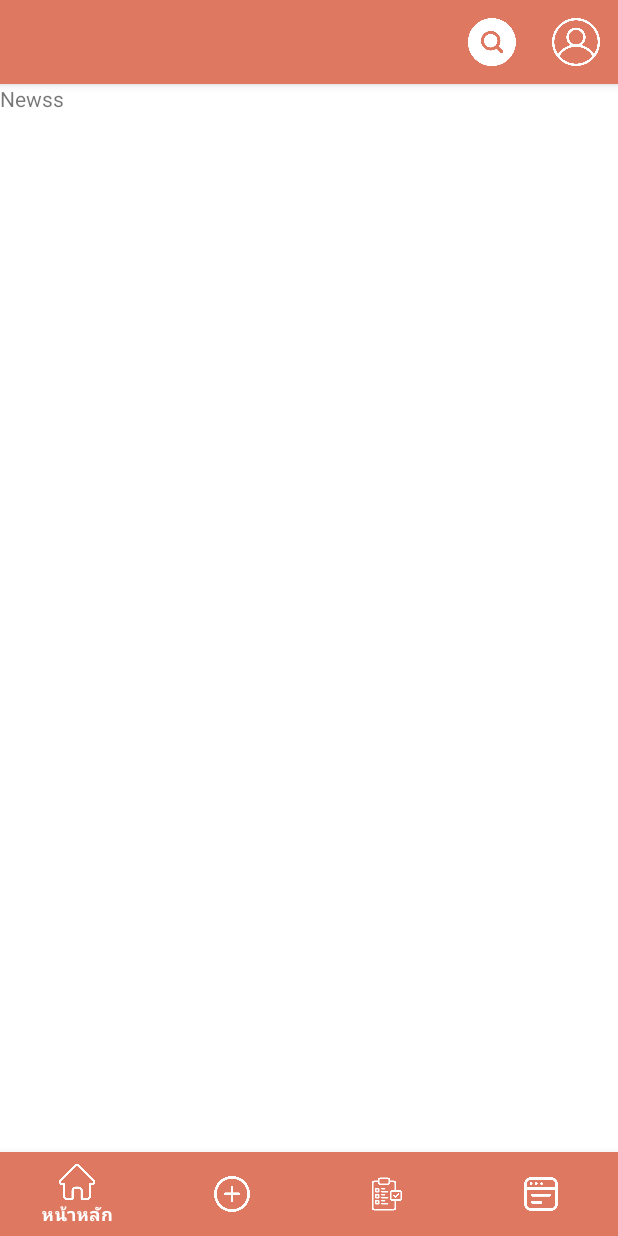
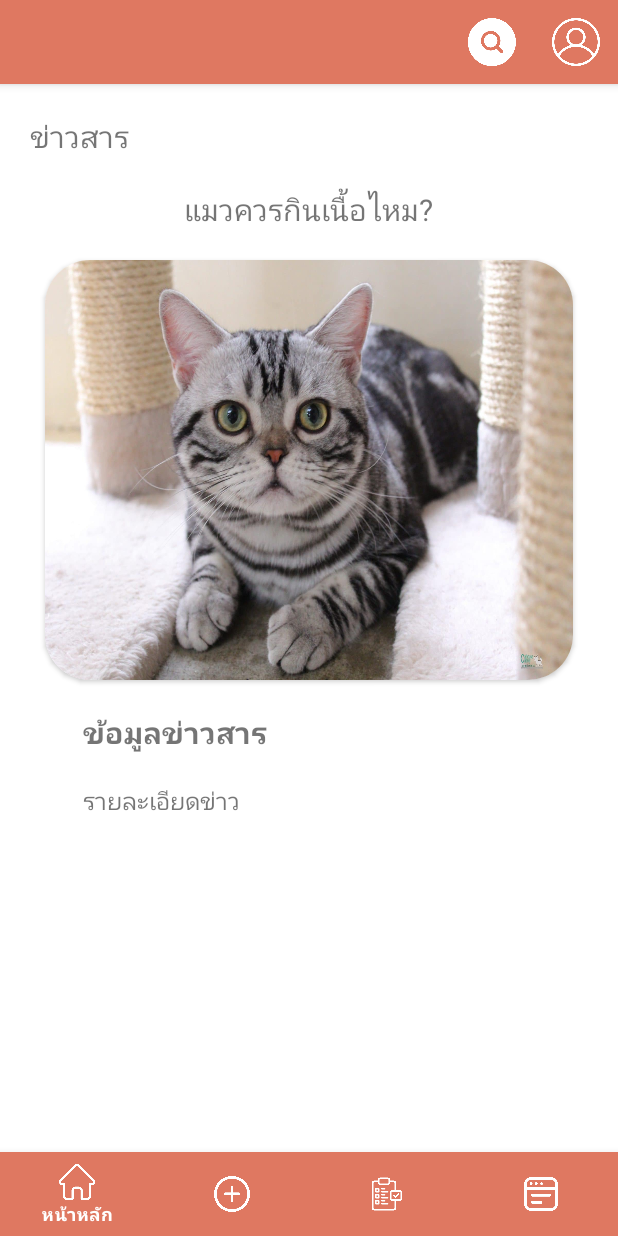
Before and after one commit to chaiyodcymg/koltin_mobile, an Android app: the fragment NewsFragment placed in its activity, on a phone screen of 412 x 824 dp. Run offline under Robolectric (Android 15) with nearby library versions, the phone set to English and light mode, and no system bars; pictures from the network do not load; 1 statement that could not run was skipped.

Commit message:
news page

```diff
--- a/app/src/main/res/layout/fragment_news.xml
+++ b/app/src/main/res/layout/fragment_news.xml
@@ -4,20 +4,70 @@
     android:layout_width="match_parent"
     android:layout_height="match_parent"
     tools:context=".NewsFragment">
+    <RelativeLayout
+        android:layout_width="match_parent"
+        android:layout_height="match_parent">
+    <TextView
+        android:id="@+id/newstext"
+        android:layout_width="wrap_content"
+        android:layout_height="wrap_content"
+        android:text="ข่าวสาร"
+        android:layout_marginLeft="20dp"
+        android:textSize="20sp"
+        android:layout_marginTop="20dp"
+        />
+        <TextView
+            android:id="@+id/newstitle"
+            android:layout_width="wrap_content"
+            android:layout_height="wrap_content"
+            android:text="แมวควรกินเนื้อไหม?"
+            android:layout_marginLeft="20dp"
+            android:layout_below="@+id/newstext"
+            android:layout_centerHorizontal="true"
+            android:textSize="20sp"
+            android:layout_marginTop="20dp"
+            />
+        <androidx.cardview.widget.CardView
+            xmlns:card_view="http://schemas.android.com/apk/res-auto"
+            android:id="@+id/news_img"
+            android:layout_width="match_parent"
+            android:layout_height="280dp"
+            card_view:cardCornerRadius="30dp"
+            android:layout_marginTop="20dp"
+            android:layout_marginLeft="30dp"
+            android:layout_marginRight="30dp"
+            android:layout_below="@+id/newstitle"
+            >
+            <androidx.appcompat.widget.AppCompatImageView
+                android:layout_width="match_parent"
+                android:layout_height="match_parent"
+                android:scaleType="fitXY"
+                android:src="@drawable/cat"
+                >
+            </androidx.appcompat.widget.AppCompatImageView>
+        </androidx.cardview.widget.CardView>
 
-
-    <TextView
-
-        android:layout_width="match_parent"
-        android:layout_height="wrap_content"
-        android:text="Newss" />
-
-    <TextView
-        android:layout_marginTop="15dp"
-        android:id="@+id/show"
-        android:layout_width="match_parent"
-        android:layout_height="wrap_content"
-        android:textSize="25sp"
-      />
+        <TextView
+            android:id="@+id/news_info_title"
+            android:layout_width="wrap_content"
+            android:layout_height="wrap_content"
+            android:text="ข้อมูลข่าวสาร"
+            android:layout_marginLeft="55dp"
+            android:layout_below="@+id/news_img"
+            android:textSize="20sp"
+            android:textStyle="bold"
+            android:layout_marginTop="20dp"
+            />
+        <TextView
+            android:id="@+id/news_info"
+            android:layout_width="wrap_content"
+            android:layout_height="wrap_content"
+            android:text="รายละเอียดข่าว"
+            android:layout_marginLeft="55dp"
+            android:layout_below="@+id/news_info_title"
+            android:textSize="16sp"
+            android:layout_marginTop="20dp"
+            />
+    </RelativeLayout>
 
 </FrameLayout>
```
Also changed, not shown: app/src/main/java/com/pac/kotlin_mobile/AddNewsFragment.kt (added, +59 -0 lines), app/src/main/res/layout/fragment_add_news.xml (added, +14 -0 lines).
